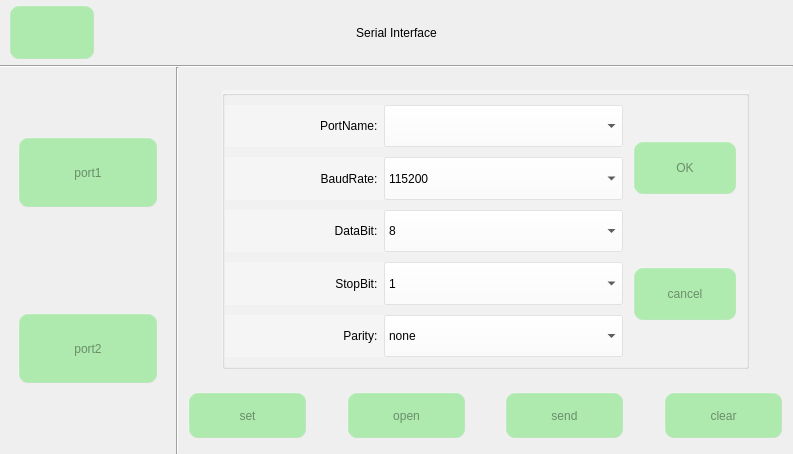
Before: the Qt Designer form serial.ui in jizizihe/baijie_demo, drawn with Qt 5.
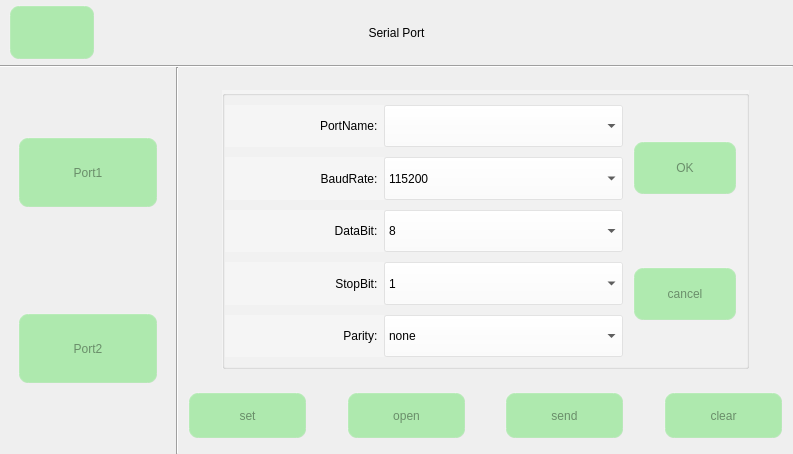
After: the same form once the commit is applied. Icons and pictures are not drawn.

The edit to the form file:
```diff
--- a/serial.ui
+++ b/serial.ui
@@ -211,7 +211,7 @@
       <item>
        <widget class="QLabel" name="label_5">
         <property name="text">
-         <string>Serial Interface</string>
+         <string>Serial Port</string>
         </property>
         <property name="alignment">
          <set>Qt::AlignCenter</set>
@@ -321,7 +321,7 @@
              </sizepolicy>
             </property>
             <property name="text">
-             <string>port1</string>
+             <string>Port1</string>
             </property>
             <property name="icon">
              <iconset resource="translation.qrc">
@@ -390,7 +390,7 @@
              </sizepolicy>
             </property>
             <property name="text">
-             <string>port2</string>
+             <string>Port2</string>
             </property>
             <property name="icon">
              <iconset resource="translation.qrc">
```
